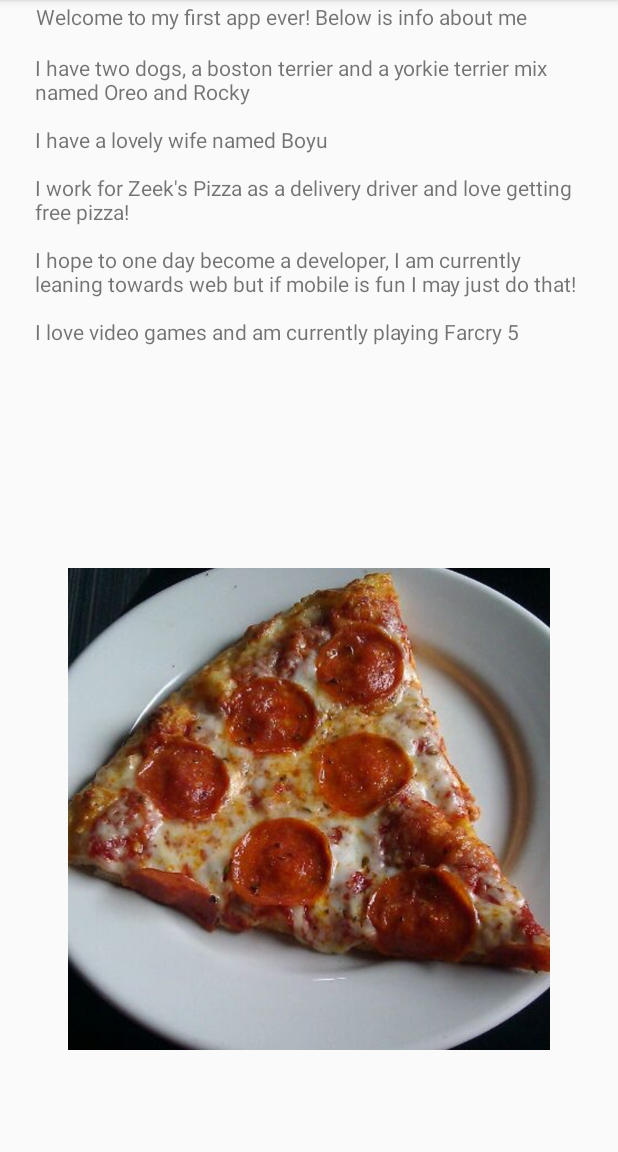
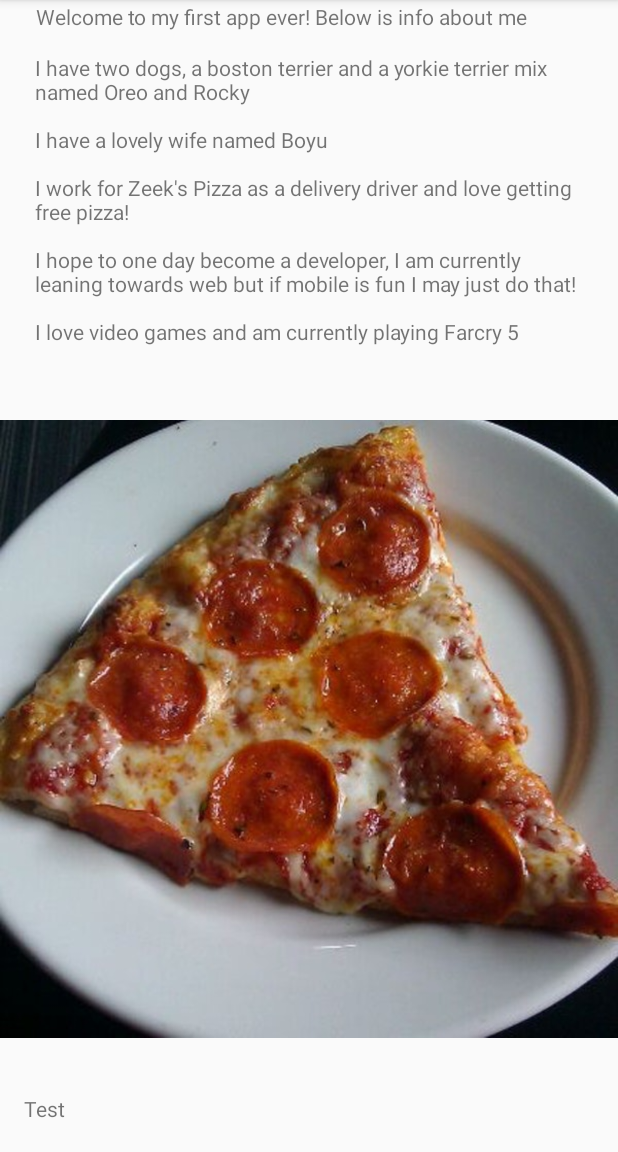
Before and after one commit to MikeJLeon/ad340, an Android app: the screen it shows after launch (MainActivity), on a phone screen of 412 x 824 dp, the part 84-1236 px from its top. Run offline under Robolectric (Android 15) with nearby library versions, the phone set to English and light mode, and no system bars.

Commit message:
Checking if this is actually working

```diff
--- a/ad340/app/src/main/res/layout/activity_main.xml
+++ b/ad340/app/src/main/res/layout/activity_main.xml
@@ -24,13 +24,14 @@
     <TextView
         android:id="@+id/textView2"
         android:layout_width="0dp"
-        android:layout_height="0dp"
+        android:layout_height="217dp"
         android:layout_marginBottom="22dp"
         android:layout_marginEnd="23dp"
         android:layout_marginStart="23dp"
         android:text="@string/facts"
         app:layout_constraintBottom_toTopOf="@+id/imageView"
         app:layout_constraintEnd_toEndOf="parent"
+        app:layout_constraintHorizontal_bias="0.5"
         app:layout_constraintStart_toStartOf="parent"
         app:layout_constraintTop_toBottomOf="@+id/textView" />
 
@@ -38,12 +39,24 @@
         android:id="@+id/imageView"
         android:layout_width="0dp"
         android:layout_height="0dp"
-        android:layout_marginBottom="68dp"
+        android:layout_marginBottom="31dp"
+        android:layout_marginTop="273dp"
         android:contentDescription="@string/pizza"
-        app:layout_constraintBottom_toBottomOf="parent"
+        app:layout_constraintBottom_toTopOf="@+id/textView3"
         app:layout_constraintEnd_toEndOf="parent"
         app:layout_constraintStart_toStartOf="parent"
-        app:layout_constraintTop_toBottomOf="@+id/textView2"
+        app:layout_constraintTop_toTopOf="parent"
         app:srcCompat="@drawable/pizza" />
 
+    <TextView
+        android:id="@+id/textView3"
+        android:layout_width="wrap_content"
+        android:layout_height="wrap_content"
+        android:layout_marginBottom="18dp"
+        android:layout_marginStart="16dp"
+        android:text="@string/githubtest"
+        app:layout_constraintBottom_toBottomOf="parent"
+        app:layout_constraintStart_toStartOf="parent"
+        app:layout_constraintTop_toBottomOf="@+id/imageView" />
+
 </android.support.constraint.ConstraintLayout>
--- a/ad340/app/src/main/res/values/strings.xml
+++ b/ad340/app/src/main/res/values/strings.xml
@@ -11,4 +11,5 @@
                             \n
                             \nI love video games and am currently playing Farcry 5</string>
     <string name="pizza">Pizza</string>
+    <string name ="githubtest">Test</string>
 </resources>
```
